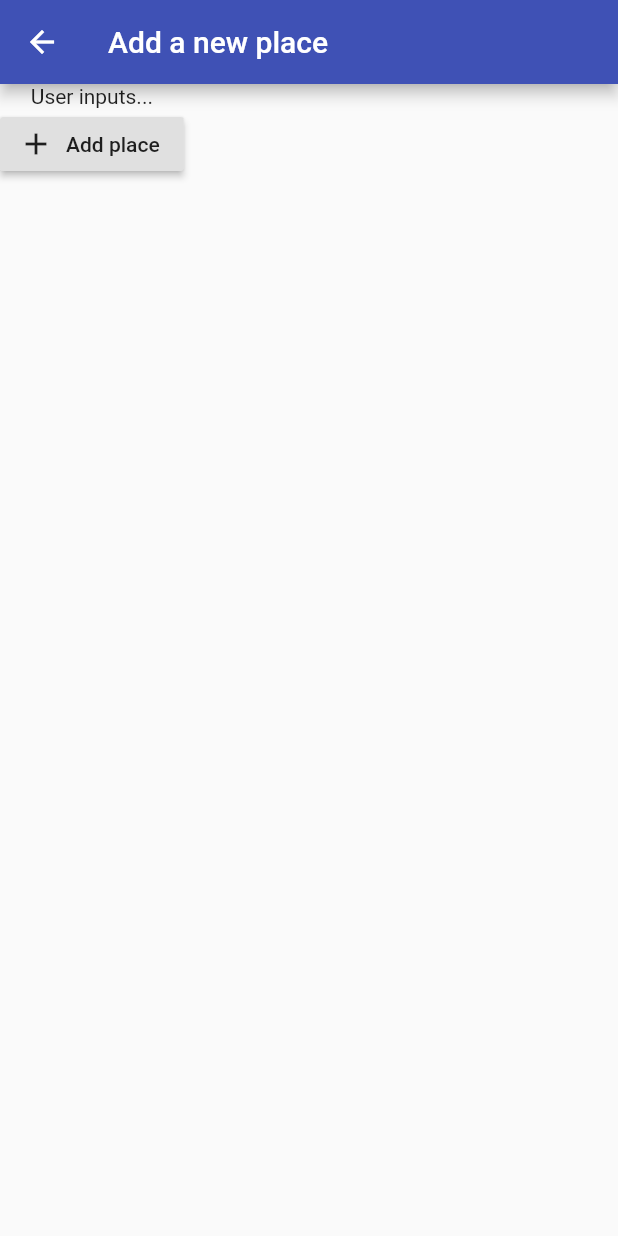
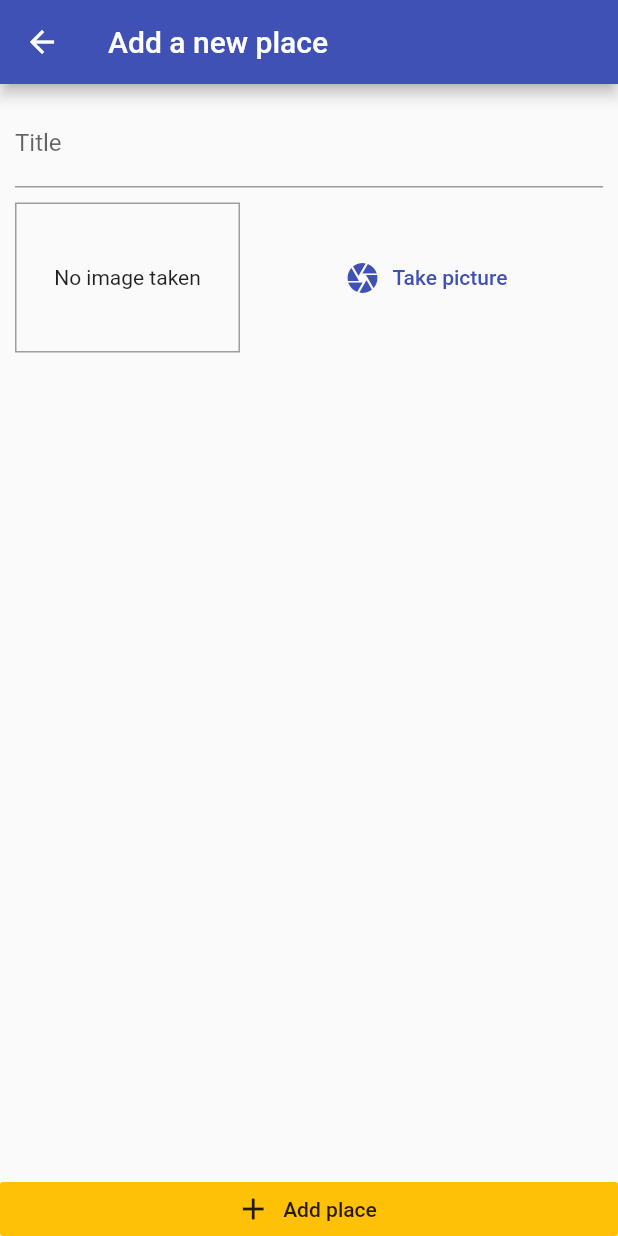
Before and after one commit to datanonymous/section13_greatplaces_flutter, a Flutter app: the AddPlaceScreen screen opened by its route, on a phone screen of 412 x 824 dp. Run offline on Flutter 3.47's test engine with Material 2 defaults, Android fonts, the phone set to English and light mode, and no system bars; our stand-ins replace image_picker.

Commit message:
7/26/2020

```diff
--- a/lib/screens/add_place_screen.dart
+++ b/lib/screens/add_place_screen.dart
@@ -1,4 +1,5 @@
 import 'package:flutter/material.dart';
+import '../widgets/image_input.dart';
 
 class AddPlaceScreen extends StatefulWidget {
 
@@ -9,6 +10,9 @@ class AddPlaceScreen extends StatefulWidget {
 }
 
 class _AddPlaceScreenState extends State<AddPlaceScreen> {
+
+  final _titleController = TextEditingController();
+
   @override
   Widget build(BuildContext context) {
     return Scaffold(
@@ -16,14 +20,38 @@ class _AddPlaceScreenState extends State<AddPlaceScreen> {
         title: Text('Add a new place'),
       ),
       body: Column(
+        crossAxisAlignment: CrossAxisAlignment.stretch,
         children: [
-          Text('User inputs...'),
+          Expanded(
+            child: SingleChildScrollView(
+              child: Padding(
+                padding: const EdgeInsets.all(10.0),
+                child: Column(
+                  children: [
+                    TextField(
+                      decoration: InputDecoration(
+                        labelText: 'Title',
+                      ),
+                      controller: _titleController,
+                    ),
+                    SizedBox(
+                      height: 10,
+                    ),
+                    ImageInput(),
+                  ],
+                ),
+              ),
+            ),
+          ),
           RaisedButton.icon(
             icon: Icon(
               Icons.add,
             ),
             label: Text('Add place'),
             onPressed: (){},
+            elevation: 0,
+            materialTapTargetSize: MaterialTapTargetSize.shrinkWrap,
+            color: Theme.of(context).accentColor,
           ),
         ],
       ),
--- /dev/null
+++ b/lib/widgets/image_input.dart
@@ -0,0 +1,60 @@
+import 'package:flutter/material.dart';
+import 'dart:io';
+import 'package:image_picker/image_picker.dart';
+
+class ImageInput extends StatefulWidget {
+  @override
+  _ImageInputState createState() => _ImageInputState();
+}
+
+class _ImageInputState extends State<ImageInput> {
+  File _storedImage;
+
+  Future<void> _takePicture() async {
+    final picker = ImagePicker();
+    final imageFile = await picker.getImage(
+      source: ImageSource.camera,
+      maxWidth: 600,
+    );
+    setState(() {
+      _storedImage = File(imageFile.path);
+    });
+  }
+
+  @override
+  Widget build(BuildContext context) {
+    return Row(
+      children: [
+        Container(
+          width: 150,
+          height: 100,
+          decoration: BoxDecoration(
+            border: Border.all(width: 1, color: Colors.grey),
+          ),
+          child: _storedImage != null
+              ? Image.file(
+                  _storedImage,
+                  fit: BoxFit.cover,
+                  width: double.infinity,
+                )
+              : Text(
+                  'No image taken',
+                  textAlign: TextAlign.center,
+                ),
+          alignment: Alignment.center,
+        ),
+        SizedBox(
+          width: 10,
+        ),
+        Expanded(
+          child: FlatButton.icon(
+            onPressed: _takePicture,
+            icon: Icon(Icons.camera),
+            label: Text('Take picture'),
+            textColor: Theme.of(context).primaryColor,
+          ),
+        ),
+      ],
+    );
+  }
+}
--- a/pubspec.yaml
+++ b/pubspec.yaml
@@ -24,6 +24,7 @@ dependencies:
   flutter:
     sdk: flutter
   provider: ^4.3.1
+  image_picker: ^0.6.7+4
 
   # The following adds the Cupertino Icons font to your application.
   # Use with the CupertinoIcons class for iOS style icons.
```
Also changed, not shown: pubspec.lock, 1 other file.
